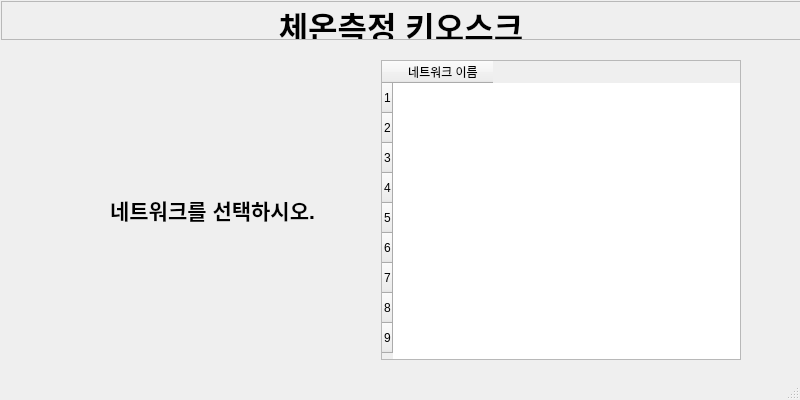
kangsy0058/NFC_2021_Kiosk, file wifi.ui: the form before one commit.
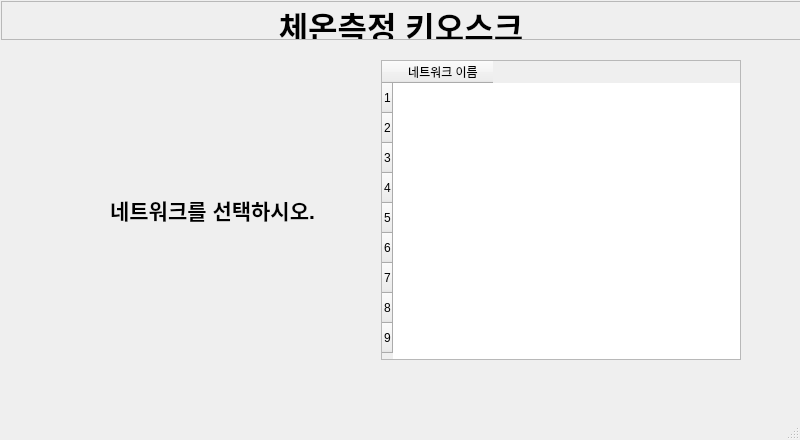
The form after the commit.

Commit message: wifi.ui (크기 수정 완료)

What changed in the file:
```diff
--- a/wifi.ui
+++ b/wifi.ui
@@ -7,19 +7,19 @@
     <x>0</x>
     <y>0</y>
     <width>800</width>
-    <height>400</height>
+    <height>440</height>
    </rect>
   </property>
   <property name="minimumSize">
    <size>
     <width>800</width>
-    <height>400</height>
+    <height>440</height>
    </size>
   </property>
   <property name="maximumSize">
    <size>
     <width>800</width>
-    <height>400</height>
+    <height>440</height>
    </size>
   </property>
   <property name="windowTitle">
@@ -60,7 +60,7 @@
      <set>Qt::AlignCenter</set>
     </property>
    </widget>
-   <widget class="QWidget" name="">
+   <widget class="QWidget" name="layoutWidget">
     <property name="geometry">
      <rect>
       <x>50</x>
```
Left out of the diff: 3 changed lines with no effect on the pictures.
